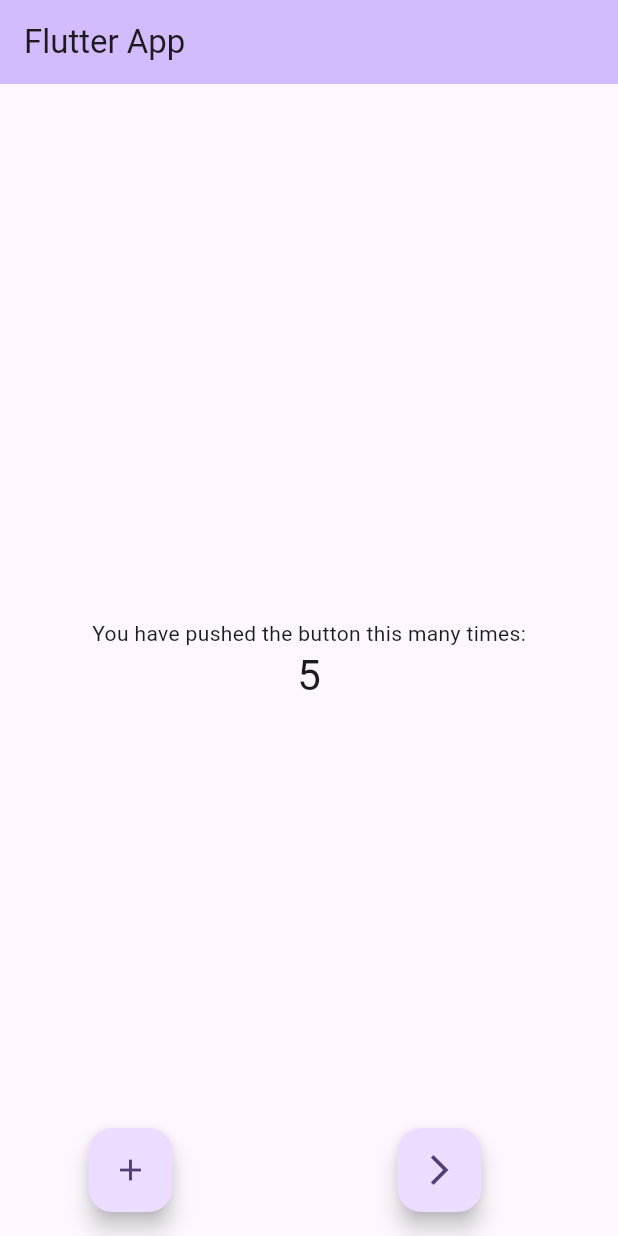
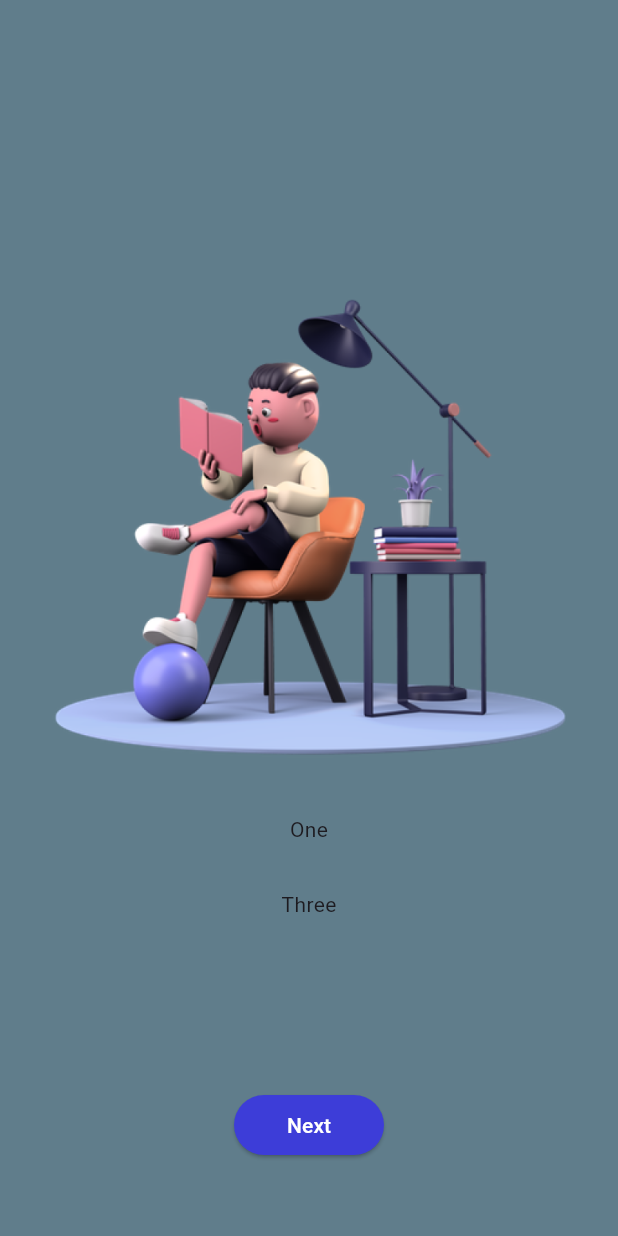
Before and after one commit to zulayqoh/learning-app, a Flutter app: the screen it shows after launch, on a phone screen of 412 x 824 dp. Run offline on Flutter 3.47's test engine with Material 2 defaults, Android fonts, the phone set to English and light mode, and no system bars; our stand-ins replace flutter_riverpod.

Commit message:
Onboarding in progress

```diff
--- /dev/null
+++ b/lib/common/app_colors.dart
@@ -0,0 +1,29 @@
+import 'dart:ui';
+
+class AppColors {
+
+  /// white background
+  static const Color primaryBackground = Color.fromARGB(255, 255, 255, 255);
+  /// grey background
+  static const Color primarySecondaryBackground = Color.fromARGB(255, 247, 247, 249);
+  /// main widget color blue
+  static const Color primaryElement = Color.fromARGB(255, 61, 61, 216);
+  /// main text color black
+  static const Color primaryText = Color.fromARGB(255, 0, 0, 0);
+  // video backgroun color
+  static const Color primary_bg = Color.fromARGB(210, 32, 47, 62);
+  /// main widget text color white
+  static const Color primaryElementText = Color.fromARGB(255, 255, 255, 255);
+  // main widget text color grey
+  static const Color primarySecondaryElementText = Color.fromARGB(255, 102, 102, 102);
+  // main widget third color grey
+  static const Color primaryThreeElementText = Color.fromARGB(255, 170, 170, 170);
+
+  static const Color primaryFourElementText = Color.fromARGB(255, 204, 204, 204);
+  //state color
+  static const Color primaryElementStatus = Color.fromARGB(255, 88, 174, 127);
+
+  static const Color primaryElementBg = Color.fromARGB(255, 238, 121, 99);
+
+
+}
--- /dev/null
+++ b/lib/common/widgets/app_button.dart
@@ -0,0 +1,22 @@
+import 'package:flutter/material.dart';
+import 'package:learning_app/common/app_colors.dart';
+
+class AppButton extends StatelessWidget {
+  AppButton({Key? key, required this.text, required this.onPressed, this.minWidth = 100})
+      : super(key: key);
+  final String text;
+  final void Function()? onPressed;
+  double minWidth;
+
+  @override
+  Widget build(BuildContext context) {
+    return ConstrainedBox(
+      constraints: BoxConstraints(minWidth: minWidth),
+      child: ElevatedButton(
+        style: ElevatedButton.styleFrom(backgroundColor: AppColors.primaryElement ),
+        onPressed: onPressed,
+        child: Text(text, style: const TextStyle(color: Colors.white)),
+      ),
+    );
+  }
+}
--- a/lib/main.dart
+++ b/lib/main.dart
@@ -1,6 +1,7 @@
 import 'package:flutter/material.dart';
 import 'package:flutter_riverpod/flutter_riverpod.dart';
 import 'package:learning_app/pages/learn/myhome.dart';
+import 'package:learning_app/pages/onboarding/onboarding_page.dart';
 
 final appCount = StateProvider((ref) => 5);
 
@@ -20,7 +21,8 @@ class MyApp extends StatelessWidget {
         colorScheme: ColorScheme.fromSeed(seedColor: Colors.deepPurple),
         useMaterial3: true,
       ),
-      home: const MyHomePage(),
+      debugShowCheckedModeBanner: false,
+      home: const OnboardingPage(),
     );
   }
 }
--- a/lib/pages/onboarding/onboarding.dart
+++ /dev/null
@@ -1,10 +0,0 @@
-import 'package:flutter/material.dart';
-
-class OnboardingPage extends StatelessWidget {
-  const OnboardingPage({Key? key}) : super(key: key);
-
-  @override
-  Widget build(BuildContext context) {
-    return Container();
-  }
-}
--- /dev/null
+++ b/lib/pages/onboarding/onboarding_page.dart
@@ -0,0 +1,21 @@
+import 'package:flutter/material.dart';
+import 'package:learning_app/pages/onboarding/onboarding_widget.dart';
+
+class OnboardingPage extends StatelessWidget {
+  const OnboardingPage({Key? key}) : super(key: key);
+
+  @override
+  Widget build(BuildContext context) {
+    return Scaffold(
+      body: Container(
+        child:  PageView(
+          children: const [
+            Onboard(),
+            Onboard(),
+            Onboard(),
+          ],
+        ),
+      ),
+    );
+  }
+}
--- /dev/null
+++ b/lib/pages/onboarding/onboarding_widget.dart
@@ -0,0 +1,36 @@
+import 'package:flutter/material.dart';
+
+import '../../common/widgets/app_button.dart';
+
+class Onboard extends StatelessWidget {
+  const Onboard({Key? key}) : super(key: key);
+
+  @override
+  Widget build(BuildContext context) {
+    return Scaffold(
+      body: Container(
+        padding: const EdgeInsets.symmetric(vertical: 50, horizontal: 20),
+        color: Colors.blueGrey,
+        child: Stack(
+          children: [
+            Column(
+              mainAxisAlignment: MainAxisAlignment.center,
+              children: [
+                Image.asset('assets/images/reading.png'),
+                const SizedBox(height: 10),
+                const Text('One'),
+                const SizedBox(height: 30),
+                const Text('Three'),
+                const SizedBox(height: 50),
+              ],
+            ),
+            Align(
+              alignment: Alignment.bottomCenter,
+              child: AppButton(text: 'Next', onPressed: () {}),
+            )
+          ],
+        ),
+      ),
+    );
+  }
+}
```
Also changed, not shown: pubspec.yaml (+12 -68 lines).
